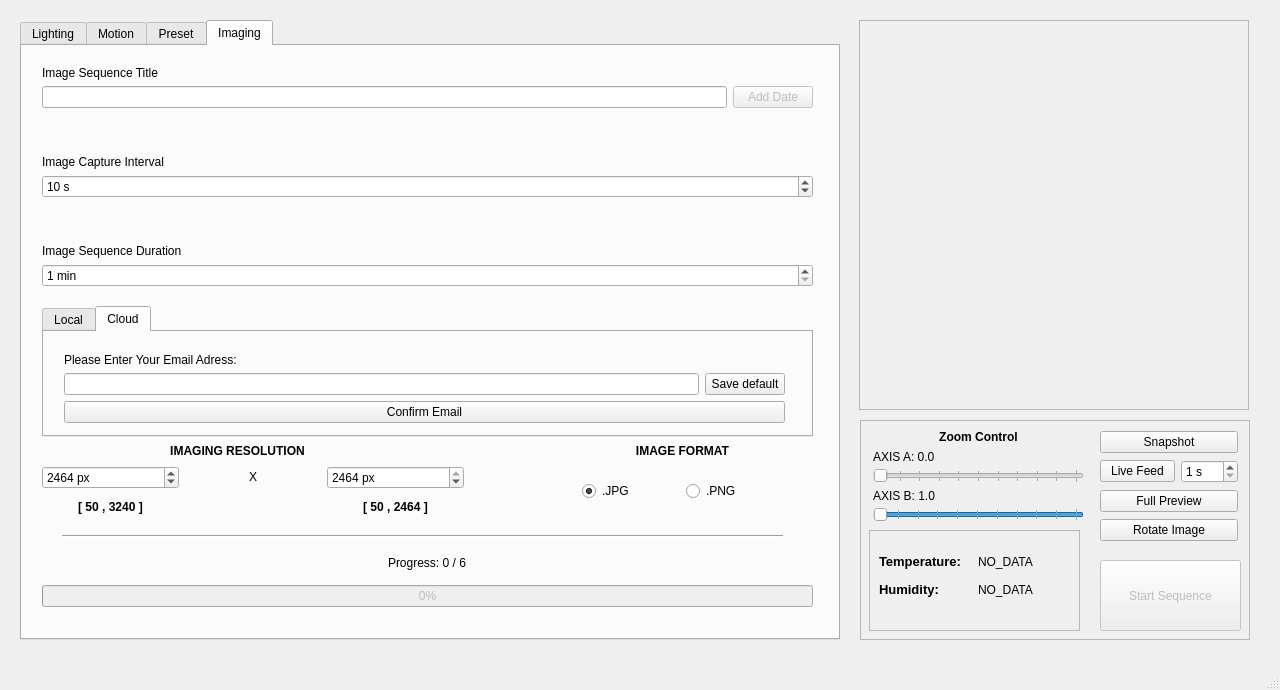
Qt form _ui/FlashLapse_CP.ui (CoCl-Jerry/Flashlapse_Dev) before a commit.
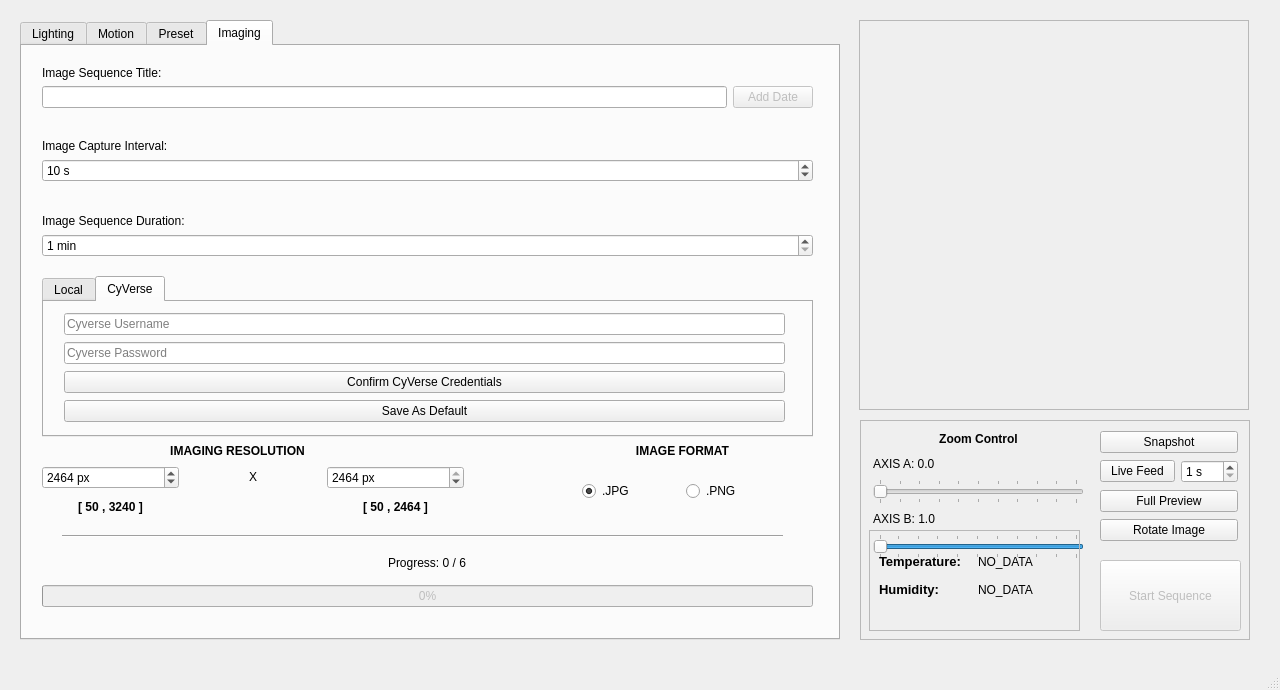
The same form after that commit. The open tabs and pages were chosen to show the change. Icons and pictures are not drawn.

```diff
--- a/_ui/FlashLapse_CP.ui
+++ b/_ui/FlashLapse_CP.ui
@@ -1644,9 +1644,9 @@
       <property name="geometry">
        <rect>
         <x>20</x>
-        <y>260</y>
+        <y>230</y>
         <width>771</width>
-        <height>131</height>
+        <height>161</height>
        </rect>
       </property>
       <property name="currentIndex">
@@ -1716,7 +1716,7 @@
       </widget>
       <widget class="QWidget" name="cloud_tab">
        <attribute name="title">
-        <string>Cloud</string>
+        <string>CyVerse</string>
        </attribute>
        <widget class="QWidget" name="verticalLayoutWidget_14">
         <property name="geometry">
@@ -1724,54 +1724,50 @@
           <x>20</x>
           <y>10</y>
           <width>721</width>
-          <height>81</height>
+          <height>111</height>
          </rect>
         </property>
-        <layout class="QVBoxLayout" name="verticalLayout_10">
+        <layout class="QVBoxLayout" name="verticalLayout_4" stretch="0,0,0,0">
          <item>
-          <spacer name="verticalSpacer_4">
-           <property name="orientation">
-            <enum>Qt::Vertical</enum>
+          <widget class="QLineEdit" name="cyverseUsername_lineEdit">
+           <property name="enabled">
+            <bool>true</bool>
            </property>
-           <property name="sizeHint" stdset="0">
-            <size>
-             <width>20</width>
-             <height>40</height>
-            </size>
+           <property name="placeholderText">
+            <string>Cyverse Username</string>
            </property>
-          </spacer>
+          </widget>
          </item>
          <item>
-          <widget class="QLabel" name="Email_label">
-           <property name="text">
-            <string>Please Enter Your Email Adress: </string>
+          <widget class="QLineEdit" name="cyversePassword_lineEdit">
+           <property name="echoMode">
+            <enum>QLineEdit::Password</enum>
            </property>
+           <property name="placeholderText">
+            <string>Cyverse Password</string>
+           </property>
+           <property name="clearButtonEnabled">
+            <bool>true</bool>
+           </property>
           </widget>
          </item>
          <item>
-          <layout class="QHBoxLayout" name="horizontalLayout_4">
-           <item>
-            <widget class="QLineEdit" name="Email_lineEdit"/>
-           </item>
-           <item>
-            <widget class="QPushButton" name="emailDefault_pushButton">
-             <property name="enabled">
-              <bool>true</bool>
-             </property>
+          <widget class="QPushButton" name="cyverseConfirm_pushButton">
              <property name="text">
-              <string>Save default</string>
-             </property>
-            </widget>
-           </item>
-          </layout>
-         </item>
+            <string>Confirm CyVerse Credentials</string>
+           </property>
+           <property name="autoRepeatDelay">
+            <number>300</number>
+           </property>
+           <property name="default">
+            <bool>false</bool>
+           </property>
+          </widget>
+         </item>
          <item>
-          <widget class="QPushButton" name="emailConfirm_pushButton">
-           <property name="enabled">
-            <bool>true</bool>
-           </property>
+          <widget class="QPushButton" name="cyverseDefault_pushButton">
            <property name="text">
-            <string>Confirm Email</string>
+            <string>Save As Default</string>
            </property>
           </widget>
          </item>
@@ -1785,14 +1781,14 @@
         <x>20</x>
         <y>20</y>
         <width>771</width>
-        <height>221</height>
+        <height>191</height>
        </rect>
       </property>
       <layout class="QVBoxLayout" name="verticalLayout">
        <item>
         <widget class="QLabel" name="imageTitle_label">
          <property name="text">
-          <string>Image Sequence Title</string>
+          <string>Image Sequence Title:</string>
          </property>
         </widget>
        </item>
@@ -1836,7 +1832,7 @@
        <item>
         <widget class="QLabel" name="ImageInterval_label">
          <property name="text">
-          <string>Image Capture Interval</string>
+          <string>Image Capture Interval:</string>
          </property>
         </widget>
        </item>
@@ -1878,7 +1874,7 @@
        <item>
         <widget class="QLabel" name="imageDuration_label">
          <property name="text">
-          <string>Image Sequence Duration</string>
+          <string>Image Sequence Duration:</string>
          </property>
         </widget>
        </item>
@@ -1999,7 +1995,7 @@
        <x>13</x>
        <y>10</y>
        <width>211</width>
-       <height>91</height>
+       <height>129</height>
       </rect>
      </property>
      <layout class="QVBoxLayout" name="verticalLayout_12">
```
Left out of the diff: 4 changed lines with no effect on the pictures. Lines whose indentation alone changed are shown as unchanged.
